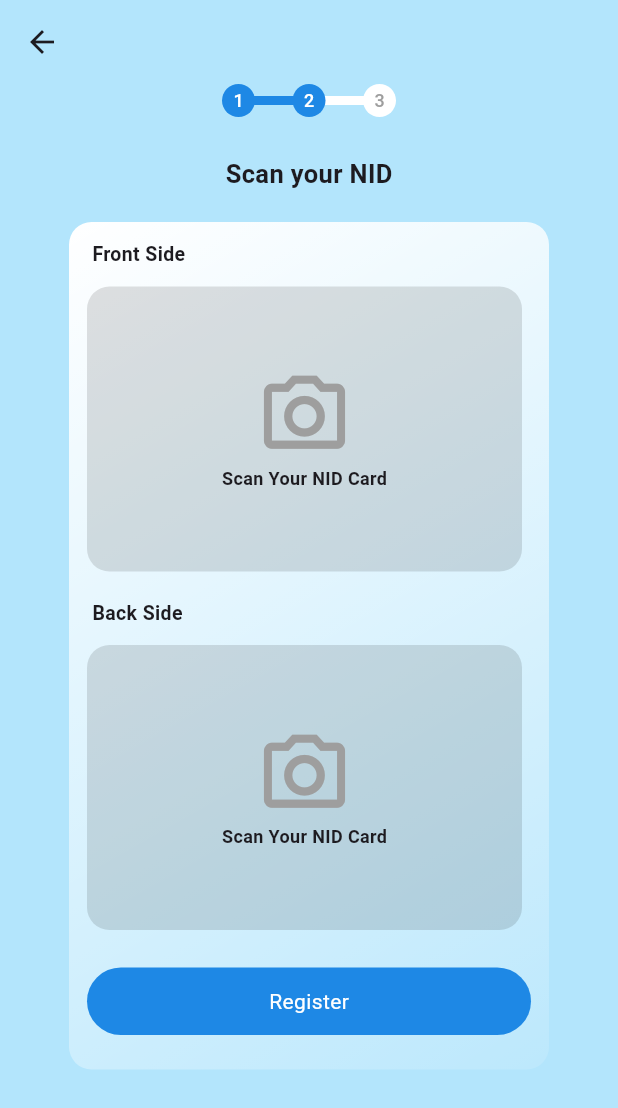
After one commit to ravishankarpradhan76/fcl_baank, a Flutter app: the screen it shows after launch, after a tap on "Register", on a phone screen of 412 x 824 dp. The commit adds this screen. Shown: the top 1108 px of the screen. Run offline on Flutter 3.47's test engine with Material 3 defaults, Android fonts, the light colour scheme and no system bars.

Commit message:
fcl_baank

```diff
--- a/lib/Pages/Log_In_Screen.dart
+++ b/lib/Pages/Log_In_Screen.dart
@@ -1,4 +1,6 @@
 import 'package:flutter/material.dart';
+
+import 'Scan_screen.dart';
 
 class LogInScreen extends StatefulWidget {
   const LogInScreen({super.key});
@@ -8,6 +10,12 @@ class LogInScreen extends StatefulWidget {
 }
 
 class _LogInScreenState extends State<LogInScreen> {
+  void _navigateToNextScreen() {
+    Navigator.push(
+      context,
+      MaterialPageRoute(builder: (context) => ScanScreen()), // Replace with your next screen
+    );
+  }
   @override
   Widget build(BuildContext context) {
     return Scaffold(
@@ -252,13 +260,21 @@ class _LogInScreenState extends State<LogInScreen> {
                         ],
                       ),
                       SizedBox(height: 19,),
-                      Container(
-                        height: 45,
-                        width: 320,
-                        child: Center(child: Text('Register',style: TextStyle(color: Colors.white),)),
-                        decoration: BoxDecoration(
-                          color: Colors.blue[600],
-                          borderRadius: BorderRadius.circular(25),
+                      GestureDetector(
+                        onTap: _navigateToNextScreen, // Navigate on tap
+                        child: Container(
+                          height: 45,
+                          width: 320,
+                          child: Center(
+                            child: Text(
+                              'Register',
+                              style: TextStyle(color: Colors.white),
+                            ),
+                          ),
+                          decoration: BoxDecoration(
+                            color: Colors.blue[600],
+                            borderRadius: BorderRadius.circular(25),
+                          ),
                         ),
                       ),
                     ],
--- /dev/null
+++ b/lib/Pages/Scan_screen.dart
@@ -0,0 +1,173 @@
+import 'package:flutter/material.dart';
+
+class ScanScreen extends StatefulWidget {
+  const ScanScreen({super.key});
+
+  @override
+  State<ScanScreen> createState() => _ScanScreenState();
+}
+
+class _ScanScreenState extends State<ScanScreen> {
+  @override
+  Widget build(BuildContext context) {
+    return Scaffold(
+      backgroundColor: Colors.lightBlue[100],
+      appBar: AppBar(
+        backgroundColor: Colors.lightBlue[100],
+        leading: Icon(Icons.arrow_back),
+      ),
+      body: Column(
+        children: [
+          Stack(
+            alignment: Alignment.center,
+            children: [
+              Row(
+                mainAxisAlignment: MainAxisAlignment.center,
+                children: [
+                  Container(
+                    height: 6,
+                    width: 55,
+                    color: Colors.blue[600],
+                  ),
+                  Container(
+                    height: 6,
+                    width: 55,
+                    color: Colors.white,
+                  ),
+                ],
+              ),
+              Row(
+                mainAxisSize: MainAxisSize.min,
+                mainAxisAlignment: MainAxisAlignment.center,
+                children: [
+                  CircleAvatar(
+                    child: Center(
+                      child: Text(
+                        '1',
+                        style: TextStyle(color: Colors.white, fontSize: 12),
+                      ),
+                    ),
+                    radius: 11,
+                    backgroundColor: Colors.blue[600],
+                  ),
+                  SizedBox(width: 25),
+                  CircleAvatar(
+                    child: Center(
+                      child: Text(
+                        '2',
+                        style: TextStyle(color: Colors.white, fontSize: 12),
+                      ),
+                    ),
+                    radius: 11,
+                    backgroundColor: Colors.blue[600],
+                  ),
+                  SizedBox(width: 25),
+                  CircleAvatar(
+                    child: Center(
+                      child: Text(
+                        '3',
+                        style: TextStyle(color: Colors.grey, fontSize: 12),
+                      ),
+                    ),
+                    radius: 11,
+                    backgroundColor: Colors.white,
+                  ),
+                ],
+              ),
+            ],
+          ),
+          SizedBox(height: 26),
+          Text(
+            'Scan your NID',
+            style: TextStyle(fontSize: 17, fontWeight: FontWeight.w700),
+          ),
+          SizedBox(height: 20),
+          Container(
+            height: 565,
+            width: 320,
+            decoration: BoxDecoration(
+              gradient: LinearGradient(
+                colors: [Colors.white, Colors.white12],
+                begin: Alignment.topLeft,
+                end: Alignment.bottomRight,
+              ),
+              borderRadius: BorderRadius.circular(15),
+            ),
+            child: Padding(
+              padding: const EdgeInsets.all(12.0),
+              child: Column(
+                crossAxisAlignment: CrossAxisAlignment.start,
+                children: [
+                  Text(
+                    ' Front Side',
+                    style: TextStyle(fontSize: 13, fontWeight: FontWeight.w700),
+                  ),
+                  SizedBox(height: 12),
+                  Container(
+                    decoration: BoxDecoration(
+                      color: Colors.black12,
+                      borderRadius: BorderRadius.circular(15),
+                    ),
+                    height: 190,
+                    width: 290,
+                    child: Column(
+                      crossAxisAlignment: CrossAxisAlignment.center,
+                      mainAxisAlignment: MainAxisAlignment.center,
+                      children: [
+                        Icon(Icons.camera_alt_outlined, size: 65, color: Colors.grey),
+                        Text(
+                          'Scan Your NID Card',
+                          style: TextStyle(fontSize: 12, fontWeight: FontWeight.w600),
+                        ),
+                      ],
+                    ),
+                  ),
+                  SizedBox(height: 18),
+                  Text(
+                    ' Back Side',
+                    style: TextStyle(fontSize: 13, fontWeight: FontWeight.w700),
+                  ),
+                  SizedBox(height: 12),
+                  Container(
+                    decoration: BoxDecoration(
+                      color: Colors.black12,
+                      borderRadius: BorderRadius.circular(15),
+                    ),
+                    height: 190,
+                    width: 290,
+                    child: Column(
+                      crossAxisAlignment: CrossAxisAlignment.center,
+                      mainAxisAlignment: MainAxisAlignment.center,
+                      children: [
+                        Icon(Icons.camera_alt_outlined, size: 65, color: Colors.grey),
+                        Text(
+                          'Scan Your NID Card',
+                          style: TextStyle(fontSize: 12, fontWeight: FontWeight.w600),
+                        ),
+                      ],
+                    ),
+                  ),
+                  SizedBox(height: 25),
+                  Container(
+                    height: 45,
+                    width: 320,
+                    child: Center(
+                      child: Text(
+                        'Register',
+                        style: TextStyle(color: Colors.white),
+                      ),
+                    ),
+                    decoration: BoxDecoration(
+                      color: Colors.blue[600],
+                      borderRadius: BorderRadius.circular(25),
+                    ),
+                  ),
+                ],
+              ),
+            ),
+          ),
+        ],
+      ),
+    );
+  }
+}
```
